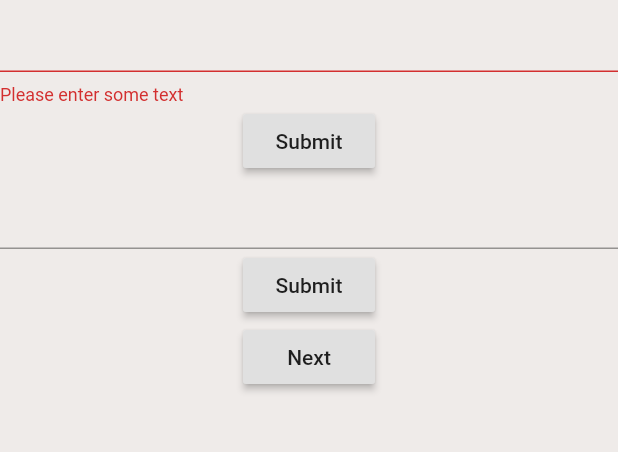
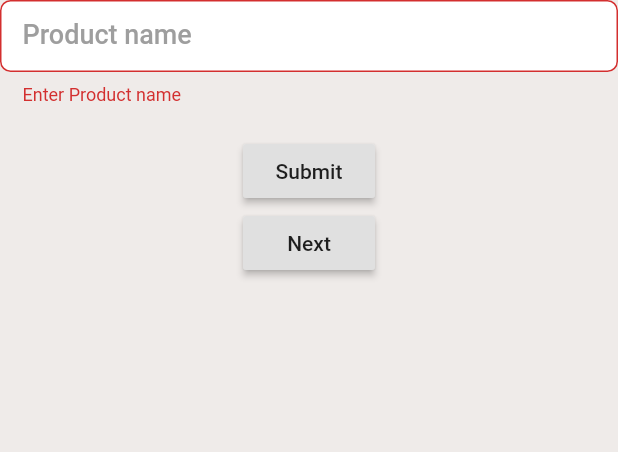
Before and after one commit to esdrasobregon/daniela_store01, a Flutter app: the screen it shows once a user with an empty profile is signed in, after a tap on "Submit", on a phone screen of 412 x 824 dp, the part 84-536 px from its top. Run offline on Flutter 3.47's test engine with Material 2 defaults, Android fonts, the phone set to English and light mode, and no system bars; our stand-ins replace cloud_firestore, firebase_auth; accounts and stored records are empty.

Commit message:
day work

```diff
--- a/lib/screens/products/product_home.dart
+++ b/lib/screens/products/product_home.dart
@@ -17,15 +17,6 @@ class _ProductSettingsState extends State<ProductSettings> {
   @override
   Widget build(BuildContext context) {
     final user = Provider.of<User>(context);
-    void _showSettingsPanel() {
-      showModalBottomSheet(
-          context: context,
-          builder: (context) {
-            return Container(
-              padding: EdgeInsets.symmetric(vertical: 20.0, horizontal: 60.0),
-            );
-          });
-    }
 
     return StreamProvider<List<Brew>>.value(
       value: DatabaseService().brews,
@@ -44,7 +35,7 @@ class _ProductSettingsState extends State<ProductSettings> {
                 label: Text('Logout'),
               ),
               FlatButton.icon(
-                onPressed: () => _showSettingsPanel(),
+                onPressed: () => _showSettingsPanel(context),
                 icon: Icon(Icons.settings),
                 label: Text('Settings'),
               ),
@@ -60,4 +51,13 @@ class _ProductSettingsState extends State<ProductSettings> {
           ])),
     );
   }
+  void _showSettingsPanel(BuildContext context) {
+      showModalBottomSheet(
+          context: context,
+          builder: (context) {
+            return Container(
+              padding: EdgeInsets.symmetric(vertical: 20.0, horizontal: 60.0),
+            );
+          });
+    }
 }
--- a/lib/screens/products/products_form.dart
+++ b/lib/screens/products/products_form.dart
@@ -55,12 +55,17 @@ class _productHomeState extends State<ProductHome> {
           ),
           body: Column(children: <Widget>[
             ProductInfoForm(),
-            ProductInfoForm(),
             RaisedButton(
-                child: Text('Next'), onPressed: (){
-                  Navigator.push(context, MaterialPageRoute(builder: (BuildContext context) => ProductSettings()));
+                child: Text('Next'),
+                onPressed: () {
+                  Navigator.push(
+                      context,
+                      MaterialPageRoute(
+                          builder: (BuildContext context) =>
+                              ProductSettings()));
                 }),
           ])),
     );
   }
-}
+
+  }
--- a/lib/screens/products/pruductInfo.dart
+++ b/lib/screens/products/pruductInfo.dart
@@ -6,6 +6,14 @@ class ProductInfoForm extends StatefulWidget {
 }
 
 class _ProductInfoFormState extends State<ProductInfoForm> {
+  String vCountry, vCity, vProvince, vEmail, vAdicionalData;
+  int vRadNewCard, vRadExCard, vRadTransference;
+  TextEditingController _countryCon,
+      _cityCon,
+      _provinceCon,
+      _additionalCon,
+      _emailIcon;
+
   final _formKey = GlobalKey<FormState>();
 
   @override
@@ -14,16 +22,8 @@ class _ProductInfoFormState extends State<ProductInfoForm> {
     return Form(
         key: _formKey,
         child: Column(children: <Widget>[
-          // Add TextFormFields and RaisedButton here.
-          TextFormField(
-            // The validator receives the text that the user has entered.
-            validator: (value) {
-              if (value.isEmpty) {
-                return 'Please enter some text';
-              }
-              return null;
-            },
-          ),
+          _textField(null, true, this.vProvince, 'Product name', _provinceCon),
+          SizedBox(height: 20),
           RaisedButton(
             onPressed: () {
               // Validate returns true if the form is valid, otherwise false.
@@ -39,4 +39,49 @@ class _ProductInfoFormState extends State<ProductInfoForm> {
           ),
         ]));
   }
+
+  Widget _textField(String pdefaultValue, bool pFieldReq, String pField,
+      String phint, TextEditingController controller,
+      [bool obscure = false]) {
+    var border = OutlineInputBorder(
+      borderSide: BorderSide(
+        color: Theme.of(context).accentColor,
+      ),
+      borderRadius: BorderRadius.all(
+        Radius.circular(7),
+      ),
+    );
+
+    return TextFormField(
+      validator: (val) {
+        if (pdefaultValue != null) {}
+        if (!val.isEmpty) {
+          pField = val;
+          print(pField);
+        } else {
+          if (pFieldReq) {
+            return 'Enter $phint';
+          } else {
+            pField = '';
+          }
+        }
+        return null;
+      },
+      obscureText: obscure,
+      controller: controller,
+      decoration: InputDecoration(
+        labelText: phint,
+        labelStyle: TextStyle(
+            color: Colors.grey, fontSize: 18, fontWeight: FontWeight.w500),
+        fillColor: Colors.white,
+        filled: true,
+        contentPadding: EdgeInsets.symmetric(horizontal: 15),
+        hintText: phint,
+        hintStyle: TextStyle(color: Theme.of(context).accentColor),
+        focusedBorder: border,
+        border: border,
+        enabledBorder: border,
+      ),
+    );
+  }
 }
```
Also changed, not shown: Nuevo documento de texto (2).txt (deleted), Nuevo documento de texto.txt (deleted).
